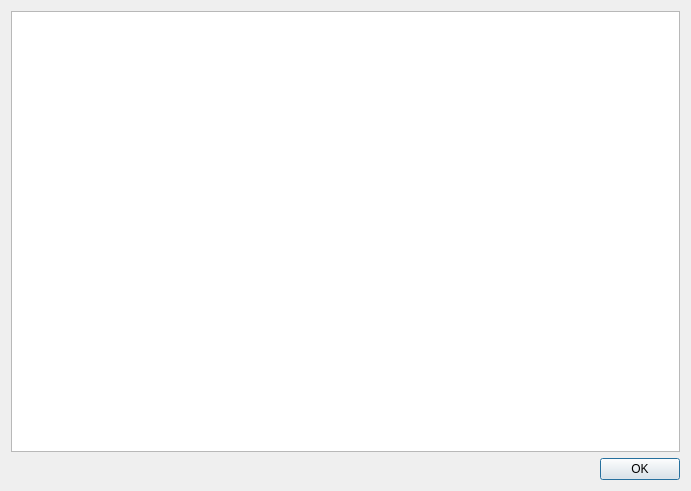
This is lib/KiraCommonUtils/src/dialogs/showhtmldialog.ui in shine5402/KiraOtoToolbox as Qt 5 draws it before an edit. The edited form follows.
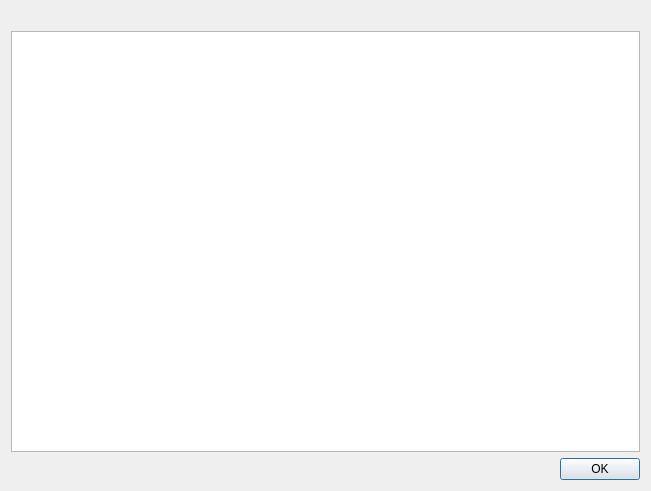
This is the edited form.

What changed in the file:
```diff
--- a/lib/KiraCommonUtils/src/dialogs/showhtmldialog.ui
+++ b/lib/KiraCommonUtils/src/dialogs/showhtmldialog.ui
@@ -6,11 +6,18 @@
    <rect>
     <x>0</x>
     <y>0</y>
-    <width>691</width>
+    <width>651</width>
     <height>491</height>
    </rect>
   </property>
   <layout class="QVBoxLayout" name="verticalLayout">
+   <item>
+    <widget class="QLabel" name="label">
+     <property name="text">
+      <string/>
+     </property>
+    </widget>
+   </item>
    <item>
     <widget class="QTextBrowser" name="textBrowser"/>
    </item>
```
